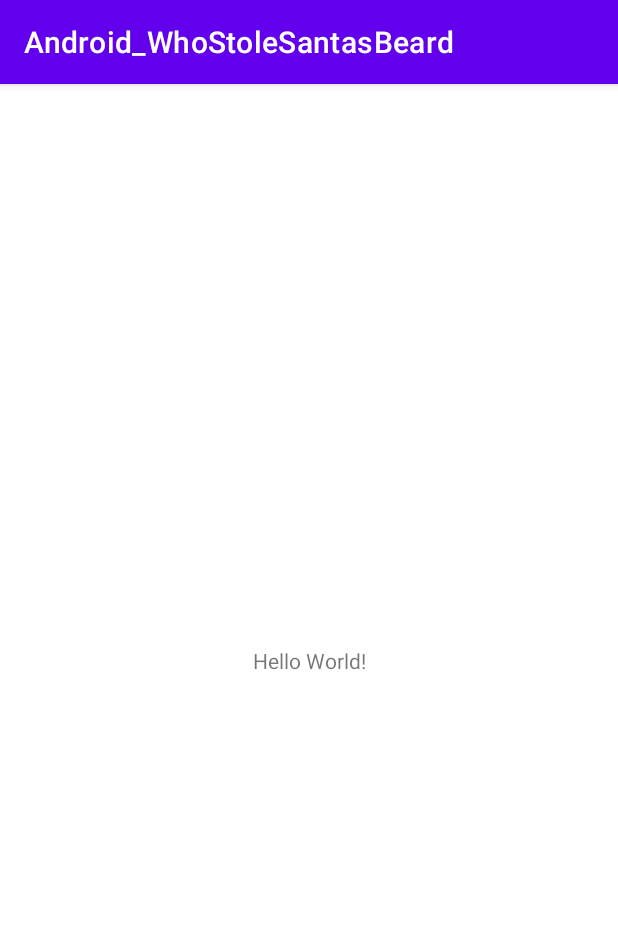
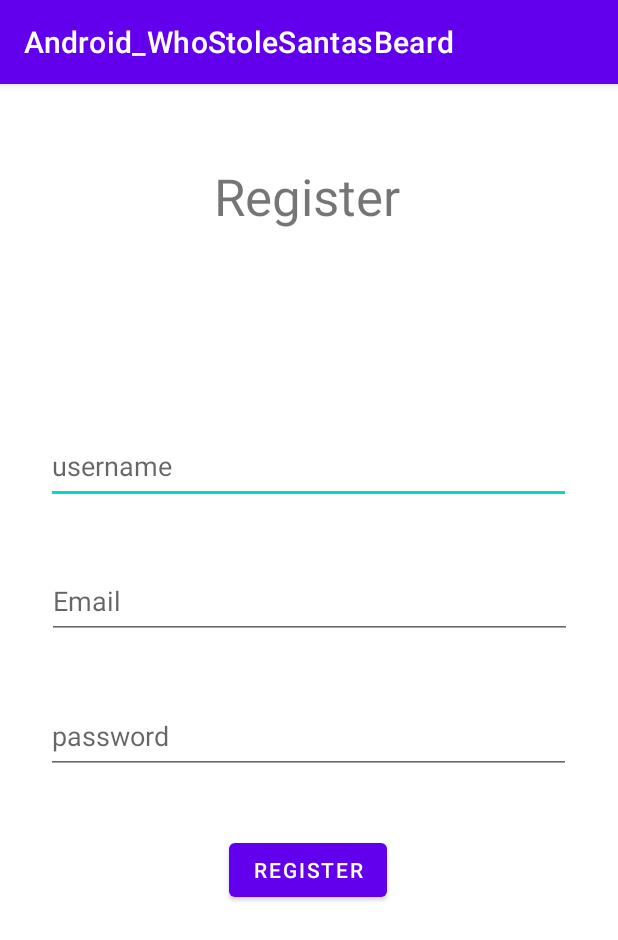
Before and after one commit to tatianatkachuk/DSA_G4_Android, an Android app: the screen it shows after launch (MainActivity), on a phone screen of 412 x 824 dp. Shown: the top 940 px of the screen. Run offline under Robolectric (Android 15) with nearby library versions, the phone set to English and light mode, and no system bars.

Commit message:
Registro de usuarios

```diff
--- /dev/null
+++ b/app/src/main/java/com/example/android_whostolesantasbeard/IWSSBService.java
@@ -0,0 +1,12 @@
+package com.example.android_whostolesantasbeard;
+
+import com.example.android_whostolesantasbeard.entities.UserCredentials;
+
+import retrofit2.Call;
+import retrofit2.http.Body;
+import retrofit2.http.POST;
+
+public interface IWSSBService {
+    @POST("/users/signUp")
+    Call registerAccount(@Body UserCredentials credentials);
+}
--- a/app/src/main/java/com/example/android_whostolesantasbeard/MainActivity.java
+++ b/app/src/main/java/com/example/android_whostolesantasbeard/MainActivity.java
@@ -3,15 +3,66 @@ package com.example.android_whostolesantasbeard;
 import androidx.appcompat.app.AppCompatActivity;
 
 import android.os.Bundle;
+import android.view.View;
+import android.widget.Button;
+import android.widget.TextView;
 
+import com.example.android_whostolesantasbeard.entities.UserCredentials;
+
+import retrofit2.Call;
+import retrofit2.Callback;
+import retrofit2.Response;
 import retrofit2.Retrofit;
 import retrofit2.converter.gson.GsonConverterFactory;
 
 public class MainActivity extends AppCompatActivity {
 
+    TextView usernameTextField;
+    TextView emailTextField;
+    TextView passwordTextField;
+    Button registerButton;
+    IWSSBService service;
+
+    public void attemptRegistration(){
+        String username = usernameTextField.getText().toString();
+        String email = emailTextField.getText().toString();
+        String password = passwordTextField.getText().toString();
+        UserCredentials userCredentials = new UserCredentials (username,email,password);
+        Call call = service.registerAccount(userCredentials);
+        call.enqueue(new Callback() {
+            @Override
+            public void onResponse(Call call, Response response) {
+                usernameTextField.setText("AAAAH IT WOKED");
+            }
+            @Override
+            public void onFailure(Call call, Throwable t) {
+                usernameTextField.setText("AAAAH IT FAILED");
+            }
+        });
+    }
+
     @Override
     protected void onCreate(Bundle savedInstanceState) {
         super.onCreate(savedInstanceState);
         setContentView(R.layout.activity_main);
+        retrofitSetUp();
+        usernameTextField = (TextView) findViewById(R.id.usernameTextField);
+        emailTextField = (TextView) findViewById(R.id.emailTextField);
+        passwordTextField = (TextView) findViewById(R.id.passwordTextField);
+        registerButton = (Button) findViewById(R.id.registerButton);
+        registerButton.setOnClickListener(new View.OnClickListener() {
+            @Override
+            public void onClick(View view) {
+                attemptRegistration();
+            }
+        });
+    }
+    //ToDO : Averiguar cómo demonios atacar la api en local o bien subirlo cuanto antes al servidor real.
+    private void retrofitSetUp(){
+        Retrofit retrofit = new Retrofit.Builder()
+                .baseUrl("http://10.0.2.2:8080/swagger/")
+                .addConverterFactory(GsonConverterFactory.create())
+                .build();
+        service = retrofit.create(IWSSBService.class);
     }
 }
--- /dev/null
+++ b/app/src/main/java/com/example/android_whostolesantasbeard/entities/UserCredentials.java
@@ -0,0 +1,12 @@
+package com.example.android_whostolesantasbeard.entities;
+
+public class UserCredentials {
+    String username;
+    String password;
+    String email;
+    public UserCredentials(String name,String email,String password){
+        this.username = name;
+        this.email = email;
+        this.password = password;
+    }
+}
--- a/app/src/main/res/layout/activity_main.xml
+++ b/app/src/main/res/layout/activity_main.xml
@@ -7,12 +7,69 @@
     tools:context=".MainActivity">
 
     <TextView
-        android:layout_width="wrap_content"
-        android:layout_height="wrap_content"
-        android:text="Hello World!"
-        app:layout_constraintBottom_toBottomOf="parent"
+        android:id="@+id/textView"
+        android:layout_width="182dp"
+        android:layout_height="51dp"
+        android:layout_marginTop="52dp"
+        android:text="Register"
+        android:textAlignment="center"
+        android:textSize="34sp"
         app:layout_constraintEnd_toEndOf="parent"
+        app:layout_constraintHorizontal_bias="0.497"
         app:layout_constraintStart_toStartOf="parent"
         app:layout_constraintTop_toTopOf="parent" />
 
+    <EditText
+        android:id="@+id/usernameTextField"
+        android:layout_width="350dp"
+        android:layout_height="50dp"
+        android:layout_marginBottom="40dp"
+        android:ems="10"
+        android:hint="username"
+        android:inputType="textPersonName"
+        app:layout_constraintBottom_toTopOf="@+id/emailTextField"
+        app:layout_constraintEnd_toEndOf="parent"
+        app:layout_constraintHorizontal_bias="0.492"
+        app:layout_constraintStart_toStartOf="parent" />
+
+    <EditText
+        android:id="@+id/passwordTextField"
+        android:layout_width="350dp"
+        android:layout_height="50dp"
+        android:layout_marginBottom="308dp"
+        android:ems="10"
+        android:hint="password"
+        android:inputType="textPassword"
+        app:layout_constraintBottom_toBottomOf="parent"
+        app:layout_constraintEnd_toEndOf="parent"
+        app:layout_constraintHorizontal_bias="0.491"
+        app:layout_constraintStart_toStartOf="parent" />
+
+    <EditText
+        android:id="@+id/emailTextField"
+        android:layout_width="350dp"
+        android:layout_height="50dp"
+        android:layout_marginBottom="40dp"
+        android:ems="10"
+        android:hint="Email"
+        android:inputType="textEmailAddress"
+        android:selectAllOnFocus="false"
+        app:layout_constraintBottom_toTopOf="@+id/passwordTextField"
+        app:layout_constraintEnd_toEndOf="parent"
+        app:layout_constraintStart_toStartOf="parent" />
+
+    <Button
+        android:id="@+id/registerButton"
+        android:layout_width="wrap_content"
+        android:layout_height="wrap_content"
+        android:layout_marginTop="40dp"
+        android:text="Register"
+        app:layout_constraintBottom_toBottomOf="parent"
+        app:layout_constraintEnd_toEndOf="parent"
+        app:layout_constraintHorizontal_bias="0.498"
+        app:layout_constraintStart_toStartOf="parent"
+        app:layout_constraintTop_toBottomOf="@+id/passwordTextField"
+        app:layout_constraintVertical_bias="0.0"
+        android:onClick="attemptRegistration"/>
+
 </androidx.constraintlayout.widget.ConstraintLayout>
```
